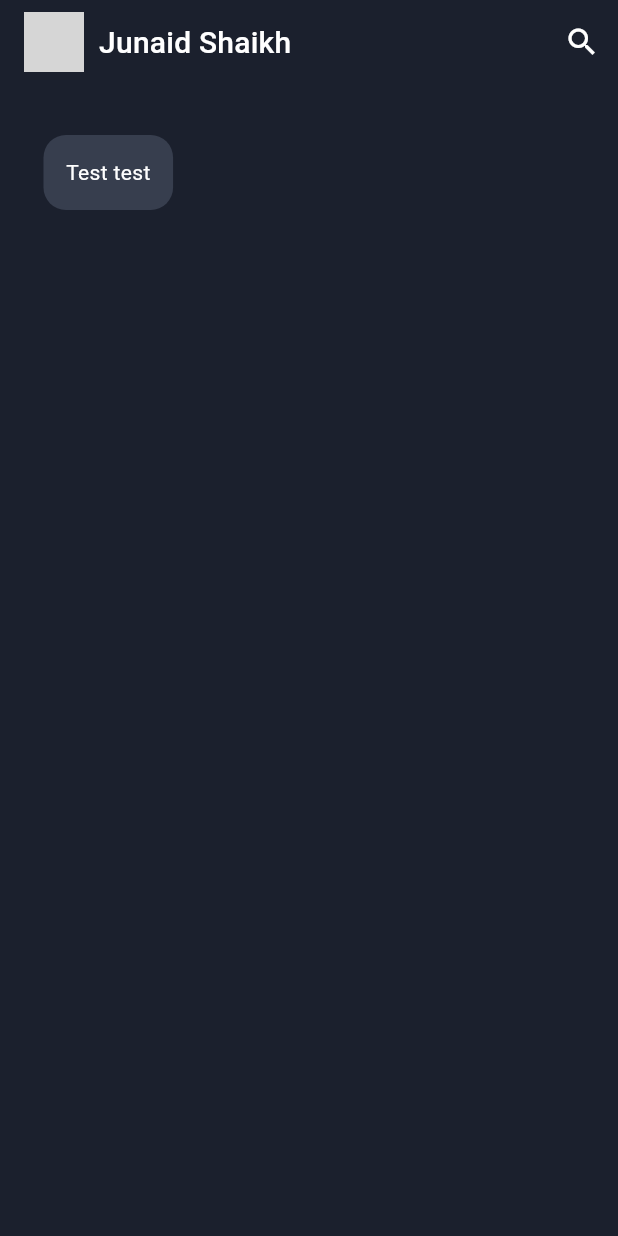
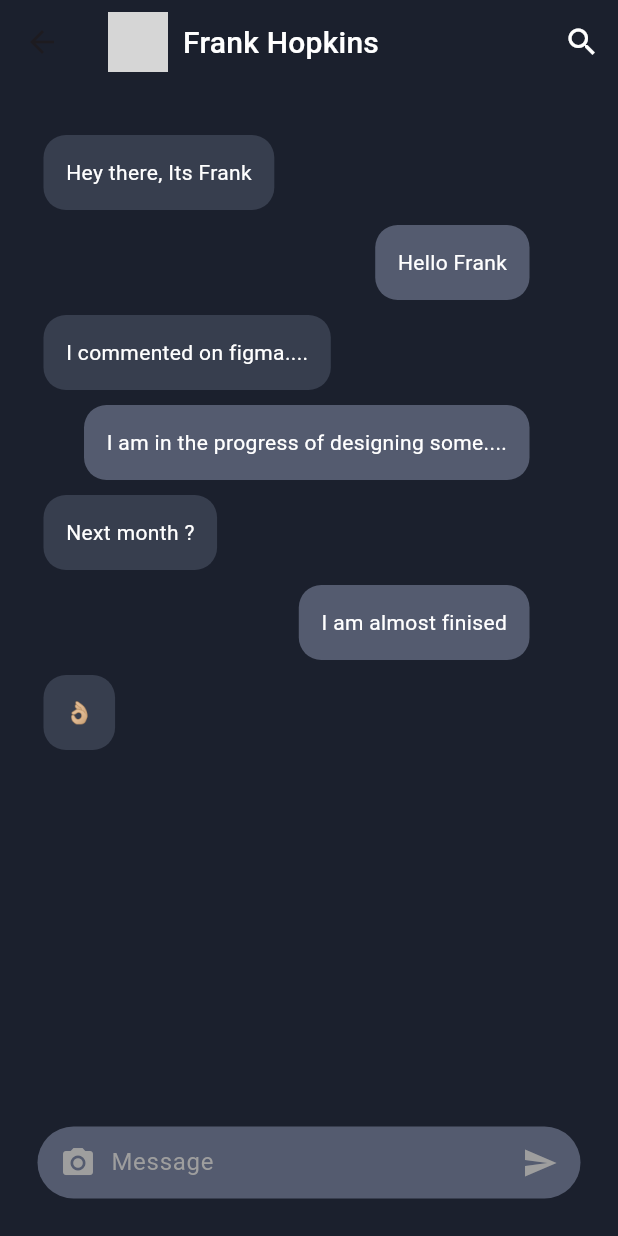
Before and after one commit to ghjunaid/Chatter, a Flutter app: the ChatPage screen opened directly, on a phone screen of 412 x 824 dp. Run offline on Flutter 3.47's test engine with Material 3 defaults, Android fonts, the phone set to English and light mode, and no system bars; our stand-ins replace google_fonts; network calls fail; grey boxes are pictures that could not be loaded.

Commit message:
UI Complete

```diff
--- a/chatter/lib/chat_page.dart
+++ b/chatter/lib/chat_page.dart
@@ -13,7 +13,7 @@ class ChatPage extends StatelessWidget {
             CircleAvatar(backgroundImage: NetworkImage('')),
             SizedBox(width: 10),
             Text(
-              'Junaid Shaikh',
+              'Frank Hopkins',
               style: Theme.of(context).textTheme.titleMedium,
             ),
           ],
@@ -33,9 +33,21 @@ class ChatPage extends StatelessWidget {
           Expanded(
             child: ListView(
               padding: EdgeInsets.all(29),
-              children: [_buildReceivedMessage(context, 'Test test')],
+              children: [
+                _buildReceivedMessage(context, 'Hey there, Its Frank'),
+                _buildSentMessage(context, 'Hello Frank'),
+                _buildReceivedMessage(context, 'I commented on figma....'),
+                _buildSentMessage(
+                  context,
+                  'I am in the progress of designing some....',
+                ),
+                _buildReceivedMessage(context, 'Next month ?'),
+                _buildSentMessage(context, 'I am almost finised'),
+                _buildReceivedMessage(context, '👌🏼'),
+              ],
             ),
           ),
+          _buildMessageInput(),
         ],
       ),
     );
@@ -49,11 +61,59 @@ class ChatPage extends StatelessWidget {
         padding: EdgeInsets.all(15),
         decoration: BoxDecoration(
           color: DefaultColors.receiverMessage,
-          borderRadius: BorderRadius.circular(15)
+          borderRadius: BorderRadius.circular(15),
         ),
-        child: Text(
-          message
+        child: Text(message, style: Theme.of(context).textTheme.bodyMedium),
+      ),
+    );
+  }
+
+  Widget _buildSentMessage(BuildContext context, String message) {
+    return Align(
+      alignment: Alignment.centerRight,
+      child: Container(
+        margin: EdgeInsets.only(right: 30, top: 5, bottom: 5),
+        padding: EdgeInsets.all(15),
+        decoration: BoxDecoration(
+          color: DefaultColors.sentMessageInput,
+          borderRadius: BorderRadius.circular(15),
         ),
+        child: Text(message, style: Theme.of(context).textTheme.bodyMedium),
+      ),
+    );
+  }
+
+  Widget _buildMessageInput() {
+    return Container(
+      decoration: BoxDecoration(
+        color: DefaultColors.sentMessageInput,
+        borderRadius: BorderRadius.circular(25),
+      ),
+      margin: EdgeInsets.all(25),
+      padding: EdgeInsets.symmetric(horizontal: 15),
+      child: Row(
+        children: [
+          GestureDetector(
+            child: Icon(Icons.camera_alt, color: Colors.grey),
+            onTap: () {},
+          ),
+          SizedBox(width: 10),
+          Expanded(
+            child: TextField(
+              decoration: InputDecoration(
+                hintText: 'Message',
+                hintStyle: TextStyle(color: Colors.grey),
+                border: InputBorder.none,
+              ),
+              style: TextStyle(color: Colors.white),
+            ),
+          ),
+          SizedBox(width: 10),
+          GestureDetector(
+            child: Icon(Icons.send, color: Colors.grey),
+            onTap: () {},
+          ),
+        ],
       ),
     );
   }
--- a/chatter/lib/core/theme.dart
+++ b/chatter/lib/core/theme.dart
@@ -14,7 +14,7 @@ class DefaultColors {
   static const Color whiteText = Color(0xFFFFFFFF);
   static const Color senderMessage = Color(0xFF7AB194);
   static const Color receiverMessage = Color(0xFF373E4E);
-  static const Color sentMessageInput = Color(0xFF3D4354);
+  static const Color sentMessageInput = Color.fromARGB(255, 84, 91, 111);
   static const Color messageListPage = Color(0xFF292F3F);
   static const Color buttonColor = Color(0xFF7A8194);
 }
--- a/chatter/lib/main.dart
+++ b/chatter/lib/main.dart
@@ -1,6 +1,8 @@
 import 'package:chatter/chat_page.dart';
 import 'package:chatter/core/theme.dart';
+import 'package:chatter/login_page.dart';
 import 'package:chatter/message_page.dart';
+import 'package:chatter/register_page.dart';
 import 'package:flutter/material.dart';
 
 void main() {
@@ -17,7 +19,7 @@ class MyApp extends StatelessWidget {
       title: 'Flutter Demo',
       theme: AppTheme.darkTheme,
       debugShowCheckedModeBanner: false,
-      home: ChatPage(),
-        );
+      home: LoginPage(),
+    );
   }
 }
```
Also changed, not shown: chatter/lib/login_page.dart (added, +117 -0 lines), chatter/lib/register_page.dart (added, +122 -0 lines).
